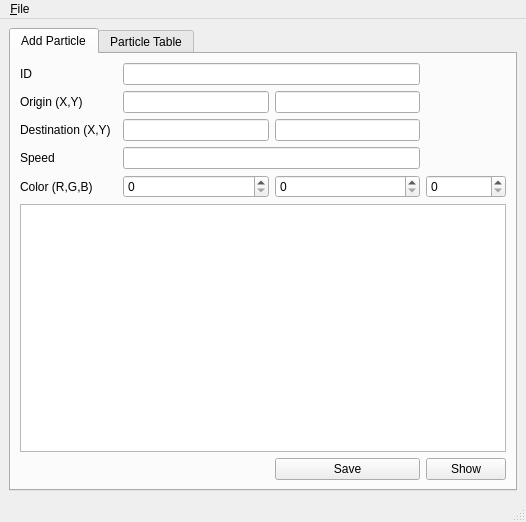
EdPeReg/GraphGUI, file mainwindow.ui: the form before one commit.
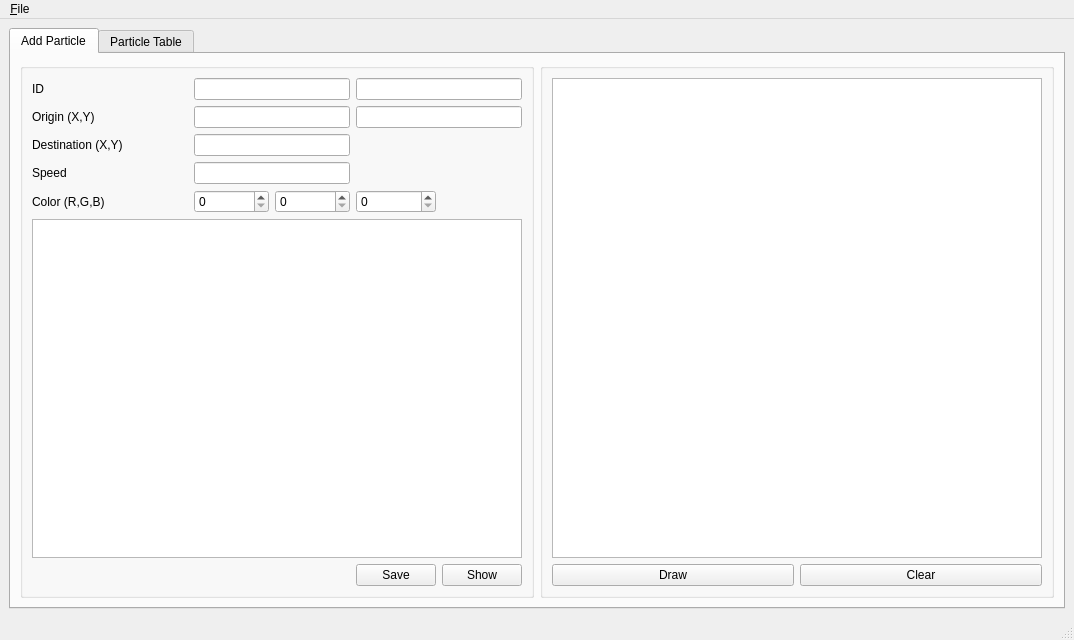
The form after the commit.

Commit message: Window to draw graph added

What changed in the file:
```diff
--- a/mainwindow.ui
+++ b/mainwindow.ui
@@ -6,8 +6,8 @@
    <rect>
     <x>0</x>
     <y>0</y>
-    <width>526</width>
-    <height>522</height>
+    <width>1074</width>
+    <height>640</height>
    </rect>
   </property>
   <property name="windowTitle">
@@ -25,9 +25,38 @@
         <string>Add Particle</string>
        </attribute>
        <layout class="QGridLayout" name="gridLayout">
-        <item row="2" column="2">
-         <widget class="QLineEdit" name="lnEdtDestX"/>
-        </item>
+        <item row="0" column="1">
+         <widget class="QGroupBox" name="groupBox_2">
+          <property name="title">
+           <string/>
+          </property>
+          <layout class="QGridLayout" name="gridLayout_3">
+           <item row="0" column="0" colspan="2">
+            <widget class="QGraphicsView" name="gphViewGraph"/>
+           </item>
+           <item row="1" column="0">
+            <widget class="QPushButton" name="btnDraw">
+             <property name="text">
+              <string>Draw</string>
+             </property>
+            </widget>
+           </item>
+           <item row="1" column="1">
+            <widget class="QPushButton" name="btnClear">
+             <property name="text">
+              <string>Clear</string>
+             </property>
+            </widget>
+           </item>
+          </layout>
+         </widget>
+        </item>
+        <item row="0" column="0">
+         <widget class="QGroupBox" name="groupBox">
+          <property name="title">
+           <string/>
+          </property>
+          <layout class="QGridLayout" name="gridLayout_2">
         <item row="0" column="0">
          <widget class="QLabel" name="lblId">
           <property name="text">
@@ -35,12 +64,11 @@
           </property>
          </widget>
         </item>
-        <item row="4" column="0">
-         <widget class="QLabel" name="lblColorRGB">
-          <property name="text">
-           <string>Color (R,G,B)</string>
-          </property>
-         </widget>
+           <item row="0" column="2" colspan="2">
+            <widget class="QLineEdit" name="lnEdtID"/>
+           </item>
+           <item row="0" column="4" colspan="2">
+            <widget class="QLineEdit" name="lnEdtOrigY"/>
         </item>
         <item row="1" column="0">
          <widget class="QLabel" name="lblOriginXY">
@@ -49,19 +77,22 @@
           </property>
          </widget>
         </item>
-        <item row="4" column="4">
-         <widget class="QSpinBox" name="spBxColorB"/>
-        </item>
-        <item row="1" column="2">
+           <item row="1" column="2" colspan="2">
          <widget class="QLineEdit" name="lnEdtOrigX"/>
         </item>
-        <item row="10" column="4">
-         <widget class="QPushButton" name="btnShow">
+           <item row="1" column="4" colspan="2">
+            <widget class="QLineEdit" name="lnEdtDestY"/>
+           </item>
+           <item row="2" column="0" colspan="2">
+            <widget class="QLabel" name="lblDestinationXY">
           <property name="text">
-           <string>Show</string>
+              <string>Destination (X,Y)</string>
           </property>
          </widget>
         </item>
+           <item row="2" column="2" colspan="2">
+            <widget class="QLineEdit" name="lnEdtDestX"/>
+           </item>
         <item row="3" column="0">
          <widget class="QLabel" name="lblSpeed">
           <property name="text">
@@ -69,41 +100,45 @@
           </property>
          </widget>
         </item>
-        <item row="10" column="3">
-         <widget class="QPushButton" name="btnSave">
+           <item row="3" column="2" colspan="2">
+            <widget class="QLineEdit" name="lnEdtSpeed"/>
+           </item>
+           <item row="4" column="0">
+            <widget class="QLabel" name="lblColorRGB">
           <property name="text">
-           <string>Save</string>
+              <string>Color (R,G,B)</string>
           </property>
          </widget>
         </item>
-        <item row="2" column="3">
-         <widget class="QLineEdit" name="lnEdtDestY"/>
+           <item row="4" column="2">
+            <widget class="QSpinBox" name="spBxColorR"/>
         </item>
         <item row="4" column="3">
          <widget class="QSpinBox" name="spBxColorG"/>
         </item>
-        <item row="6" column="0" colspan="5">
+           <item row="4" column="4">
+            <widget class="QSpinBox" name="spBxColorB"/>
+           </item>
+           <item row="6" column="5">
+            <widget class="QPushButton" name="btnShow">
+             <property name="text">
+              <string>Show</string>
+             </property>
+            </widget>
+           </item>
+           <item row="6" column="4">
+            <widget class="QPushButton" name="btnSave">
+             <property name="text">
+              <string>Save</string>
+             </property>
+            </widget>
+           </item>
+           <item row="5" column="0" colspan="6">
          <widget class="QTextEdit" name="txtEdtParticleInfo"/>
         </item>
-        <item row="1" column="3">
-         <widget class="QLineEdit" name="lnEdtOrigY"/>
-        </item>
-        <item row="4" column="2">
-         <widget class="QSpinBox" name="spBxColorR"/>
-        </item>
-        <item row="2" column="0">
-         <widget class="QLabel" name="lblDestinationXY">
-          <property name="text">
-           <string>Destination (X,Y)</string>
-          </property>
+          </layout>
          </widget>
         </item>
-        <item row="3" column="2" colspan="2">
-         <widget class="QLineEdit" name="lnEdtSpeed"/>
-        </item>
-        <item row="0" column="2" colspan="2">
-         <widget class="QLineEdit" name="lnEdtID"/>
-        </item>
        </layout>
       </widget>
       <widget class="QWidget" name="tabParticleTable">
@@ -146,7 +181,7 @@
     <rect>
      <x>0</x>
      <y>0</y>
-     <width>526</width>
+     <width>1074</width>
      <height>22</height>
     </rect>
    </property>
```
Left out of the diff: 12 changed lines with no effect on the pictures. Lines whose indentation alone changed are shown as unchanged.
